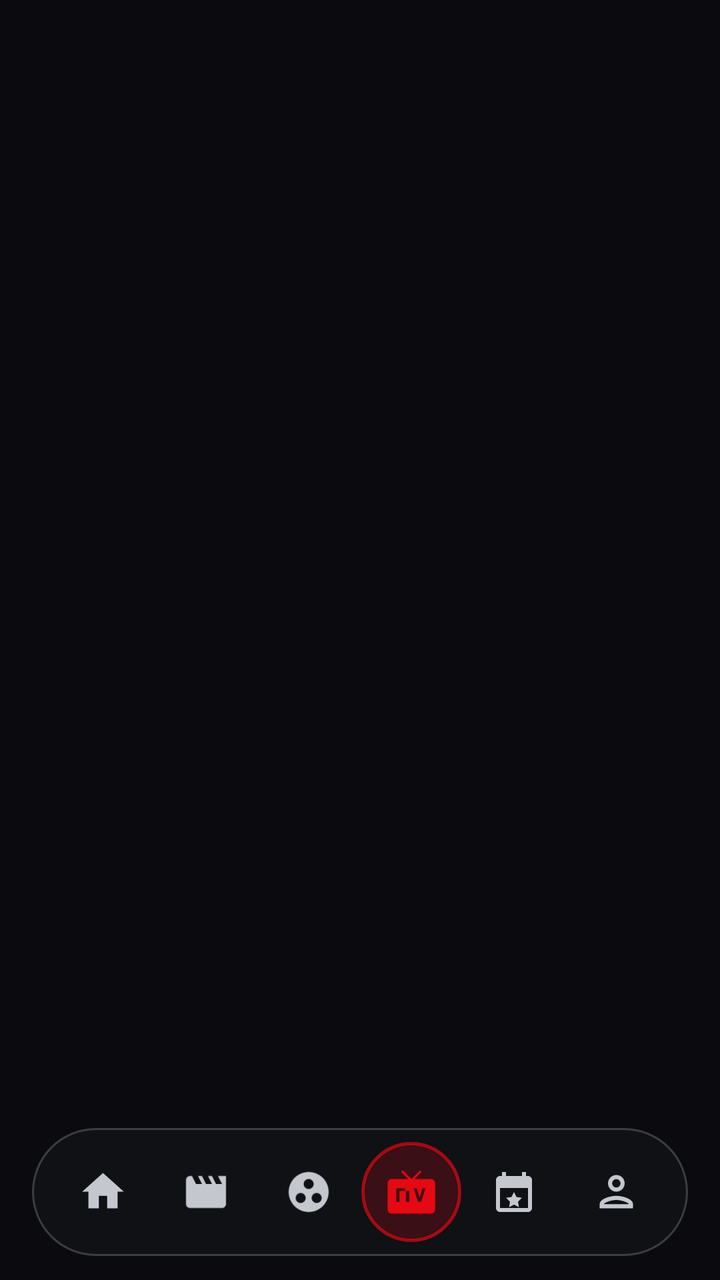
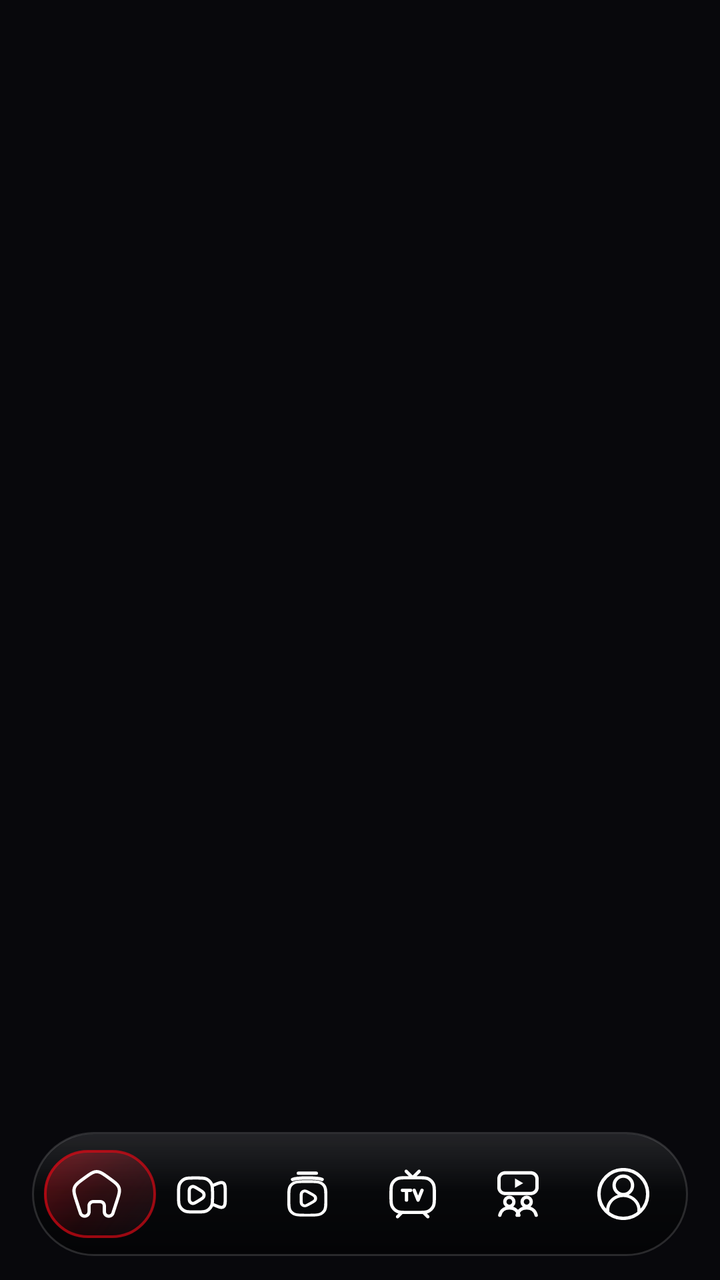

An Android layout rendered at two revisions. The XML below is the earlier revision; the diff shows what the commit changed to produce the second picture.
<!-- AndroidManifest.xml: application theme Theme.MaterialComponents.DayNight.NoActionBar -->
<!-- res/layout/activity_main.xml -->
<?xml version="1.0" encoding="utf-8"?>
<FrameLayout xmlns:android="http://schemas.android.com/apk/res/android"
    xmlns:app="http://schemas.android.com/apk/res/android"
    android:layout_width="match_parent"
    android:layout_height="match_parent"
    android:background="#0A0A0F"
    android:layoutDirection="ltr">

    
    <FrameLayout
        android:id="@+id/fragmentContainer"
        android:layout_width="match_parent"
        android:layout_height="match_parent" />

    
    <LinearLayout
        android:id="@+id/floatingBottomBar"
        android:layout_width="match_parent"
        android:layout_height="64dp"
        android:layout_gravity="bottom"
        android:layout_marginHorizontal="16dp"
        android:layout_marginBottom="12dp"
        android:background="@drawable/bg_floating_nav_pill"
        android:elevation="20dp"
        android:gravity="center_vertical"
        android:orientation="horizontal"
        android:paddingHorizontal="10dp"
        android:weightSum="6">

        <FrameLayout
            android:id="@+id/navTabHome"
            android:layout_width="0dp"
            android:layout_height="match_parent"
            android:layout_weight="1">
            <ImageView
                android:id="@+id/ivNavHome"
                android:layout_width="25dp"
                android:layout_height="25dp"
                android:layout_gravity="center"
                android:src="@drawable/ic_nav_home"
                android:tint="#C4C7CE" />
        </FrameLayout>

        <FrameLayout
            android:id="@+id/navTabMovies"
            android:layout_width="0dp"
            android:layout_height="match_parent"
            android:layout_weight="1">
            <ImageView
                android:id="@+id/ivNavMovies"
                android:layout_width="24dp"
                android:layout_height="24dp"
                android:layout_gravity="center"
                android:src="@drawable/ic_nav_movies"
                android:tint="#C4C7CE" />
        </FrameLayout>

        <FrameLayout
            android:id="@+id/navTabSeries"
            android:layout_width="0dp"
            android:layout_height="match_parent"
            android:layout_weight="1">
            <ImageView
                android:id="@+id/ivNavSeries"
                android:layout_width="24dp"
                android:layout_height="24dp"
                android:layout_gravity="center"
                android:src="@drawable/ic_nav_series"
                android:tint="#C4C7CE" />
        </FrameLayout>

        
        <FrameLayout
            android:id="@+id/navTabLive"
            android:layout_width="0dp"
            android:layout_height="match_parent"
            android:layout_weight="1">
            <FrameLayout
                android:id="@+id/liveTvCircleBg"
                android:layout_width="50dp"
                android:layout_height="50dp"
                android:layout_gravity="center"
                android:background="@drawable/bg_nav_tv_active_circle">
                <ImageView
                    android:id="@+id/ivNavLive"
                    android:layout_width="26dp"
                    android:layout_height="26dp"
                    android:layout_gravity="center"
                    android:src="@drawable/ic_nav_live_tv" />
            </FrameLayout>
        </FrameLayout>

        <FrameLayout
            android:id="@+id/navTabMatches"
            android:layout_width="0dp"
            android:layout_height="match_parent"
            android:layout_weight="1">
            <ImageView
                android:id="@+id/ivNavMatches"
                android:layout_width="24dp"
                android:layout_height="24dp"
                android:layout_gravity="center"
                android:src="@drawable/ic_nav_events"
                android:tint="#C4C7CE" />
        </FrameLayout>

        <FrameLayout
            android:id="@+id/navTabWatch"
            android:layout_width="0dp"
            android:layout_height="match_parent"
            android:layout_weight="1">
            <ImageView
                android:id="@+id/ivNavProfile"
                android:layout_width="25dp"
                android:layout_height="25dp"
                android:layout_gravity="center"
                android:src="@drawable/ic_nav_profile"
                android:tint="#C4C7CE" />
        </FrameLayout>

    </LinearLayout>

</FrameLayout>
<!-- resources referenced by this layout -->
<resources>
  <!-- drawable bg_floating_nav_pill (drawable) -->
  <?xml version="1.0" encoding="utf-8"?>
  <shape xmlns:android="http://schemas.android.com/apk/res/android"
      android:shape="rectangle">
      <solid android:color="#EE101216" />
      <corners android:radius="32dp" />
      <stroke
          android:width="1dp"
          android:color="#33FFFFFF" />
  </shape>
  <!-- drawable bg_nav_tv_active_circle (drawable) -->
  <?xml version="1.0" encoding="utf-8"?>
  <layer-list xmlns:android="http://schemas.android.com/apk/res/android">
      <item>
          <shape android:shape="oval">
              <solid android:color="#33E50914" />
              <stroke
                  android:width="1.5dp"
                  android:color="#AAE50914" />
          </shape>
      </item>
  </layer-list>
  <!-- drawable ic_nav_events (drawable) -->
  <vector xmlns:android="http://schemas.android.com/apk/res/android"
      android:width="24dp"
      android:height="24dp"
      android:viewportWidth="24"
      android:viewportHeight="24">
      <path
          android:fillColor="#FFFFFF"
          android:pathData="M19,4h-1V2h-2v2H8V2H6v2H5C3.89,4 3,4.9 3,6v14c0,1.1 0.89,2 2,2h14c1.1,0 2,-0.9 2,-2V6C21,4.9 20.1,4 19,4zM19,20H5V10h14V20zM12,12l1.25,2.5L16,14.9l-2,1.95 0.47,2.75L12,18.3l-2.47,1.3L10,16.85 8,14.9l2.75,-0.4L12,12z" />
  </vector>
  <!-- drawable ic_nav_home (drawable) -->
  <vector xmlns:android="http://schemas.android.com/apk/res/android"
      android:width="24dp"
      android:height="24dp"
      android:viewportWidth="24"
      android:viewportHeight="24">
      <path
          android:fillColor="#FFFFFF"
          android:pathData="M10,20v-6h4v6h5v-8h3L12,3 2,12h3v8z" />
  </vector>
  <!-- drawable ic_nav_live_tv (drawable) -->
  <vector xmlns:android="http://schemas.android.com/apk/res/android"
      android:width="28dp"
      android:height="28dp"
      android:viewportWidth="24"
      android:viewportHeight="24">
      <path
          android:fillColor="#E50914"
          android:pathData="M21,6h-7.59l3.29,-3.29L16,2l-4,4 -4,-4 -0.71,0.71L10.59,6H3C1.9,6 1,6.89 1,8v12c0,1.1 0.9,2 2,2h18c1.1,0 2,-0.9 2,-2V8C23,6.89 22.1,6 21,6zM9.5,16.5v-5h1.5v5H9.5zM8,11.5H5v-1.2h4.2v1.2H6.5v5H5v-5H8zM16.5,16.5h-1.4l-2,-6.2h1.4l1.3,4.4 1.3,-4.4h1.4L16.5,16.5z" />
  </vector>
  <!-- drawable ic_nav_movies (drawable) -->
  <vector xmlns:android="http://schemas.android.com/apk/res/android"
      android:width="24dp"
      android:height="24dp"
      android:viewportWidth="24"
      android:viewportHeight="24">
      <path
          android:fillColor="#FFFFFF"
          android:pathData="M18,4l2,4h-3l-2,-4h-2l2,4h-3l-2,-4H8l2,4H7L5,4H4c-1.1,0 -1.99,0.9 -1.99,2L2,18c0,1.1 0.9,2 2,2h16c1.1,0 2,-0.9 2,-2V4h-4z" />
  </vector>
  <!-- drawable ic_nav_profile (drawable) -->
  <vector xmlns:android="http://schemas.android.com/apk/res/android"
      android:width="24dp"
      android:height="24dp"
      android:viewportWidth="24"
      android:viewportHeight="24">
      <path
          android:fillColor="#FFFFFF"
          android:pathData="M12,6c1.1,0 2,0.9 2,2s-0.9,2 -2,2 -2,-0.9 -2,-2 0.9,-2 2,-2m0,10c2.7,0 5.8,1.29 6,2L6,18c0.23,-0.72 3.31,-2 6,-2m0,-12C9.79,4 8,5.79 8,8s1.79,4 4,4 4,-1.79 4,-4 -1.79,-4 -4,-4zM12,14c-2.67,0 -8,1.34 -8,4v2h16v-2c0,-2.66 -5.33,-4 -8,-4z" />
  </vector>
  <!-- drawable ic_nav_series (drawable) -->
  <vector xmlns:android="http://schemas.android.com/apk/res/android"
      android:width="24dp"
      android:height="24dp"
      android:viewportWidth="24"
      android:viewportHeight="24">
      <path
          android:fillColor="#FFFFFF"
          android:pathData="M12,2C6.48,2 2,6.48 2,12s4.48,10 10,10 10,-4.48 10,-10S17.52,2 12,2zM8,17.5c-1.38,0 -2.5,-1.12 -2.5,-2.5s1.12,-2.5 2.5,-2.5 2.5,1.12 2.5,2.5 -1.12,2.5 -2.5,2.5zM9.5,8c0,-1.38 1.12,-2.5 2.5,-2.5s2.5,1.12 2.5,2.5 -1.12,2.5 -2.5,2.5S9.5,9.38 9.5,8zM16,17.5c-1.38,0 -2.5,-1.12 -2.5,-2.5s1.12,-2.5 2.5,-2.5 2.5,1.12 2.5,2.5 -1.12,2.5 -2.5,2.5z" />
  </vector>
</resources>

<!-- the commit's change to res/layout/activity_main.xml (unified diff, before → after) -->
@@ -1,9 +1,8 @@
 <?xml version="1.0" encoding="utf-8"?>
 <FrameLayout xmlns:android="http://schemas.android.com/apk/res/android"
-    xmlns:app="http://schemas.android.com/apk/res/android"
     android:layout_width="match_parent"
     android:layout_height="match_parent"
-    android:background="#0A0A0F"
+    android:background="#08080C"
     android:layoutDirection="ltr">
 
     
@@ -13,74 +12,84 @@
         android:layout_height="match_parent" />
 
     
-    <LinearLayout
+    <FrameLayout
         android:id="@+id/floatingBottomBar"
         android:layout_width="match_parent"
-        android:layout_height="64dp"
+        android:layout_height="62dp"
         android:layout_gravity="bottom"
         android:layout_marginHorizontal="16dp"
         android:layout_marginBottom="12dp"
         android:background="@drawable/bg_floating_nav_pill"
-        android:elevation="20dp"
-        android:gravity="center_vertical"
-        android:orientation="horizontal"
-        android:paddingHorizontal="10dp"
-        android:weightSum="6">
-
-        <FrameLayout
-            android:id="@+id/navTabHome"
-            android:layout_width="0dp"
-            android:layout_height="match_parent"
-            android:layout_weight="1">
-            <ImageView
-                android:id="@+id/ivNavHome"
-                android:layout_width="25dp"
-                android:layout_height="25dp"
-                android:layout_gravity="center"
-                android:src="@drawable/ic_nav_home"
-                android:tint="#C4C7CE" />
-        </FrameLayout>
-
-        <FrameLayout
-            android:id="@+id/navTabMovies"
-            android:layout_width="0dp"
-            android:layout_height="match_parent"
-            android:layout_weight="1">
-            <ImageView
-                android:id="@+id/ivNavMovies"
-                android:layout_width="24dp"
-                android:layout_height="24dp"
-                android:layout_gravity="center"
-                android:src="@drawable/ic_nav_movies"
-                android:tint="#C4C7CE" />
-        </FrameLayout>
-
-        <FrameLayout
-            android:id="@+id/navTabSeries"
-            android:layout_width="0dp"
-            android:layout_height="match_parent"
-            android:layout_weight="1">
-            <ImageView
-                android:id="@+id/ivNavSeries"
-                android:layout_width="24dp"
-                android:layout_height="24dp"
-                android:layout_gravity="center"
-                android:src="@drawable/ic_nav_series"
-                android:tint="#C4C7CE" />
-        </FrameLayout>
+        android:elevation="22dp"
+        android:layoutDirection="ltr"
+        android:paddingHorizontal="6dp">
 
         
         <FrameLayout
-            android:id="@+id/navTabLive"
-            android:layout_width="0dp"
+            android:id="@+id/liveTvCircleBg"
+            android:layout_width="56dp"
+            android:layout_height="44dp"
+            android:layout_gravity="center_vertical|left"
+            android:background="@drawable/bg_nav_tv_active_circle" />
+
+        
+        <LinearLayout
+            android:id="@+id/navTabsRow"
+            android:layout_width="match_parent"
             android:layout_height="match_parent"
-            android:layout_weight="1">
+            android:gravity="center_vertical"
+            android:layoutDirection="ltr"
+            android:orientation="horizontal"
+            android:weightSum="6">
+
             <FrameLayout
-                android:id="@+id/liveTvCircleBg"
-                android:layout_width="50dp"
-                android:layout_height="50dp"
-                android:layout_gravity="center"
-                android:background="@drawable/bg_nav_tv_active_circle">
+                android:id="@+id/navTabHome"
+                android:layout_width="0dp"
+                android:layout_height="match_parent"
+                android:layout_weight="1">
+
+                <ImageView
+                    android:id="@+id/ivNavHome"
+                    android:layout_width="26dp"
+                    android:layout_height="26dp"
+                    android:layout_gravity="center"
+                    android:src="@drawable/ic_nav_home" />
+            </FrameLayout>
+
+            <FrameLayout
+                android:id="@+id/navTabMovies"
+                android:layout_width="0dp"
+                android:layout_height="match_parent"
+                android:layout_weight="1">
+
+                <ImageView
+                    android:id="@+id/ivNavMovies"
+                    android:layout_width="26dp"
+                    android:layout_height="26dp"
+                    android:layout_gravity="center"
+                    android:src="@drawable/ic_nav_movies" />
+            </FrameLayout>
+
+            <FrameLayout
+                android:id="@+id/navTabSeries"
+                android:layout_width="0dp"
+                android:layout_height="match_parent"
+                android:layout_weight="1">
+
+                <ImageView
+                    android:id="@+id/ivNavSeries"
+                    android:layout_width="26dp"
+                    android:layout_height="26dp"
+                    android:layout_gravity="center"
+                    android:src="@drawable/ic_nav_series" />
+            </FrameLayout>
+
+            <FrameLayout
+                android:id="@+id/navTabLive"
+                android:layout_width="0dp"
+                android:layout_height="match_parent"
+                android:layout_weight="1">
+
                 <ImageView
                     android:id="@+id/ivNavLive"
                     android:layout_width="26dp"
@@ -88,36 +97,35 @@
                     android:layout_gravity="center"
                     android:src="@drawable/ic_nav_live_tv" />
             </FrameLayout>
-        </FrameLayout>
 
-        <FrameLayout
-            android:id="@+id/navTabMatches"
-            android:layout_width="0dp"
-            android:layout_height="match_parent"
-            android:layout_weight="1">
-            <ImageView
-                android:id="@+id/ivNavMatches"
-                android:layout_width="24dp"
-                android:layout_height="24dp"
-                android:layout_gravity="center"
-                android:src="@drawable/ic_nav_events"
-                android:tint="#C4C7CE" />
-        </FrameLayout>
+            <FrameLayout
+                android:id="@+id/navTabMatches"
+                android:layout_width="0dp"
+                android:layout_height="match_parent"
+                android:layout_weight="1">
 
-        <FrameLayout
-            android:id="@+id/navTabWatch"
-            android:layout_width="0dp"
-            android:layout_height="match_parent"
-            android:layout_weight="1">
-            <ImageView
-                android:id="@+id/ivNavProfile"
-                android:layout_width="25dp"
-                android:layout_height="25dp"
-                android:layout_gravity="center"
-                android:src="@drawable/ic_nav_profile"
-                android:tint="#C4C7CE" />
-        </FrameLayout>
+                <ImageView
+                    android:id="@+id/ivNavMatches"
+                    android:layout_width="26dp"
+                    android:layout_height="26dp"
+                    android:layout_gravity="center"
+                    android:src="@drawable/ic_nav_events" />
+            </FrameLayout>
 
-    </LinearLayout>
+            <FrameLayout
+                android:id="@+id/navTabWatch"
+                android:layout_width="0dp"
+                android:layout_height="match_parent"
+                android:layout_weight="1">
 
+                <ImageView
+                    android:id="@+id/ivNavProfile"
+                    android:layout_width="26dp"
+                    android:layout_height="26dp"
+                    android:layout_gravity="center"
+                    android:src="@drawable/ic_nav_profile" />
+            </FrameLayout>
+
+        </LinearLayout>
+    </FrameLayout>
 </FrameLayout>
<!-- resource entries referenced after the edit -->
@@ -2,85 +2,147 @@
 <resources>
   <!-- drawable bg_floating_nav_pill (drawable) -->
   <?xml version="1.0" encoding="utf-8"?>
-  <shape xmlns:android="http://schemas.android.com/apk/res/android"
-      android:shape="rectangle">
-      <solid android:color="#EE101216" />
-      <corners android:radius="32dp" />
-      <stroke
-          android:width="1dp"
-          android:color="#33FFFFFF" />
-  </shape>
+  <layer-list xmlns:android="http://schemas.android.com/apk/res/android">
+      
+      <item>
+          <shape android:shape="rectangle">
+              <gradient
+                  android:angle="270"
+                  android:startColor="#F50B0C10"
+                  android:centerColor="#F8060709"
+                  android:endColor="#FA030305"
+                  android:type="linear" />
+              <corners android:radius="32dp" />
+              <stroke
+                  android:width="1dp"
+                  android:color="#24FFFFFF" />
+          </shape>
+      </item>
+  
+      
+      <item
+          android:bottom="32dp"
+          android:left="1dp"
+          android:right="1dp"
+          android:top="1dp">
+          <shape android:shape="rectangle">
+              <gradient
+                  android:angle="270"
+                  android:startColor="#18FFFFFF"
+                  android:endColor="#00FFFFFF"
+                  android:type="linear" />
+              <corners
+                  android:bottomLeftRadius="0dp"
+                  android:bottomRightRadius="0dp"
+                  android:topLeftRadius="31dp"
+                  android:topRightRadius="31dp" />
+          </shape>
+      </item>
+  </layer-list>
   <!-- drawable bg_nav_tv_active_circle (drawable) -->
   <?xml version="1.0" encoding="utf-8"?>
   <layer-list xmlns:android="http://schemas.android.com/apk/res/android">
+      
       <item>
-          <shape android:shape="oval">
-              <solid android:color="#33E50914" />
+          <shape android:shape="rectangle">
+              <gradient
+                  android:angle="315"
+                  android:startColor="#48E50914"
+                  android:centerColor="#268A050C"
+                  android:endColor="#D90B0C10"
+                  android:type="linear" />
+              <corners android:radius="22dp" />
+          </shape>
+      </item>
+  
+      
+      <item>
+          <shape android:shape="rectangle">
+              <gradient
+                  android:angle="270"
+                  android:startColor="#28FF4757"
+                  android:endColor="#05000000"
+                  android:type="linear" />
+              <corners android:radius="22dp" />
               <stroke
-                  android:width="1.5dp"
-                  android:color="#AAE50914" />
+                  android:width="1.2dp"
+                  android:color="#A6E50914" />
           </shape>
       </item>
   </layer-list>
   <!-- drawable ic_nav_events (drawable) -->
+  <?xml version="1.0" encoding="utf-8"?>
   <vector xmlns:android="http://schemas.android.com/apk/res/android"
-      android:width="24dp"
-      android:height="24dp"
-      android:viewportWidth="24"
-      android:viewportHeight="24">
+      android:width="26dp"
+      android:height="26dp"
+      android:viewportWidth="24.0"
+      android:viewportHeight="24.0">
+      
+      <path
+          android:fillColor="#00000000"
+          android:pathData="M3.2,5.2C3.2,3.4 4.5,2.2 6.4,2.2H17.6C19.5,2.2 20.8,3.4 20.8,5.2V8.8C20.8,10.6 19.5,11.8 17.6,11.8H6.4C4.5,11.8 3.2,10.6 3.2,8.8V5.2Z"
+          android:strokeWidth="1.55"
+          android:strokeColor="#FFFFFF"
+          android:strokeLineJoin="round" />
+      
       <path
           android:fillColor="#FFFFFF"
-          android:pathData="M19,4h-1V2h-2v2H8V2H6v2H5C3.89,4 3,4.9 3,6v14c0,1.1 0.89,2 2,2h14c1.1,0 2,-0.9 2,-2V6C21,4.9 20.1,4 19,4zM19,20H5V10h14V20zM12,12l1.25,2.5L16,14.9l-2,1.95 0.47,2.75L12,18.3l-2.47,1.3L10,16.85 8,14.9l2.75,-0.4L12,12z" />
+          android:pathData="M10.6,4.8V9.2L14.4,7.0L10.6,4.8Z" />
+  
+      
+      <path
+          android:fillColor="#00000000"
+          android:pathData="M8.0,15.6m-2.1,0a2.1,2.1 0,1 1,4.2 0a2.1,2.1 0,1 1,-4.2 0"
+          android:strokeWidth="1.55"
+          android:strokeColor="#FFFFFF" />
+      <path
+          android:fillColor="#00000000"
+          android:pathData="M3.6,21.8C4.1,19.6 5.8,18.4 8.0,18.4C10.2,18.4 11.9,19.6 12.4,21.8"
+          android:strokeWidth="1.55"
+          android:strokeColor="#FFFFFF"
+          android:strokeLineCap="round" />
+  
+      
+      <path
+          android:fillColor="#00000000"
+          android:pathData="M16.0,15.6m-2.1,0a2.1,2.1 0,1 1,4.2 0a2.1,2.1 0,1 1,-4.2 0"
+          android:strokeWidth="1.55"
+          android:strokeColor="#FFFFFF" />
+      <path
+          android:fillColor="#00000000"
+          android:pathData="M11.6,21.8C12.1,19.6 13.8,18.4 16.0,18.4C18.2,18.4 19.9,19.6 20.4,21.8"
+          android:strokeWidth="1.55"
+          android:strokeColor="#FFFFFF"
+          android:strokeLineCap="round" />
   </vector>
-  <!-- drawable ic_nav_home (drawable) -->
+  <!-- drawable ic_nav_home: vector/xml drawable (drawable, 2331 chars, omitted) -->
+  <!-- drawable ic_nav_live_tv: vector/xml drawable (drawable, 2905 chars, omitted) -->
+  <!-- drawable ic_nav_movies: vector/xml drawable (drawable, 3971 chars, omitted) -->
+  <!-- drawable ic_nav_profile (drawable) -->
+  <?xml version="1.0" encoding="utf-8"?>
   <vector xmlns:android="http://schemas.android.com/apk/res/android"
-      android:width="24dp"
-      android:height="24dp"
-      android:viewportWidth="24"
-      android:viewportHeight="24">
-      <path
-          android:fillColor="#FFFFFF"
-          android:pathData="M10,20v-6h4v6h5v-8h3L12,3 2,12h3v8z" />
+      android:width="26dp"
+      android:height="26dp"
+      android:viewportWidth="24.0"
+      android:viewportHeight="24.0">
+      <group
+          android:translateX="-8.0"
+          android:translateY="-8.4">
+          <path
+              android:fillColor="#00000000"
+              android:pathData="M20,20.401m-11.25,0a11.25,11.25 0,1 1,22.5 0a11.25,11.25 0,1 1,-22.5 0"
+              android:strokeWidth="1.55"
+              android:strokeColor="#FFFFFF" />
+          <path
+              android:fillColor="#00000000"
+              android:pathData="M20,16.401m-4.25,0a4.25,4.25 0,1 1,8.5 0a4.25,4.25 0,1 1,-8.5 0"
+              android:strokeWidth="1.55"
+              android:strokeColor="#FFFFFF" />
+          <path
+              android:fillColor="#FFFFFF"
+              android:pathData="M27.942,28.803C28.08,27.738 27.972,26.658 27.626,25.635C27.281,24.613 26.705,23.672 25.938,22.875C25.171,22.079 24.232,21.446 23.182,21.02C22.132,20.593 20.997,20.383 19.853,20.402C18.709,20.422 17.583,20.672 16.55,21.134C15.518,21.597 14.604,22.261 13.869,23.083C13.134,23.906 12.595,24.866 12.29,25.9C11.985,26.933 11.92,28.017 12.099,29.076L13.58,28.856C13.434,27.995 13.487,27.115 13.735,26.275C13.983,25.435 14.421,24.655 15.018,23.987C15.615,23.319 16.358,22.778 17.197,22.403C18.036,22.027 18.951,21.824 19.88,21.808C20.81,21.792 21.732,21.963 22.585,22.31C23.438,22.656 24.202,23.17 24.825,23.817C25.448,24.464 25.916,25.229 26.197,26.06C26.478,26.891 26.565,27.768 26.453,28.634L27.942,28.803Z" />
+      </group>
   </vector>
-  <!-- drawable ic_nav_live_tv (drawable) -->
-  <vector xmlns:android="http://schemas.android.com/apk/res/android"
-      android:width="28dp"
-      android:height="28dp"
-      android:viewportWidth="24"
-      android:viewportHeight="24">
-      <path
-          android:fillColor="#E50914"
-          android:pathData="M21,6h-7.59l3.29,-3.29L16,2l-4,4 -4,-4 -0.71,0.71L10.59,6H3C1.9,6 1,6.89 1,8v12c0,1.1 0.9,2 2,2h18c1.1,0 2,-0.9 2,-2V8C23,6.89 22.1,6 21,6zM9.5,16.5v-5h1.5v5H9.5zM8,11.5H5v-1.2h4.2v1.2H6.5v5H5v-5H8zM16.5,16.5h-1.4l-2,-6.2h1.4l1.3,4.4 1.3,-4.4h1.4L16.5,16.5z" />
-  </vector>
-  <!-- drawable ic_nav_movies (drawable) -->
-  <vector xmlns:android="http://schemas.android.com/apk/res/android"
-      android:width="24dp"
-      android:height="24dp"
-      android:viewportWidth="24"
-      android:viewportHeight="24">
-      <path
-          android:fillColor="#FFFFFF"
-          android:pathData="M18,4l2,4h-3l-2,-4h-2l2,4h-3l-2,-4H8l2,4H7L5,4H4c-1.1,0 -1.99,0.9 -1.99,2L2,18c0,1.1 0.9,2 2,2h16c1.1,0 2,-0.9 2,-2V4h-4z" />
-  </vector>
-  <!-- drawable ic_nav_profile (drawable) -->
-  <vector xmlns:android="http://schemas.android.com/apk/res/android"
-      android:width="24dp"
-      android:height="24dp"
-      android:viewportWidth="24"
-      android:viewportHeight="24">
-      <path
-          android:fillColor="#FFFFFF"
-          android:pathData="M12,6c1.1,0 2,0.9 2,2s-0.9,2 -2,2 -2,-0.9 -2,-2 0.9,-2 2,-2m0,10c2.7,0 5.8,1.29 6,2L6,18c0.23,-0.72 3.31,-2 6,-2m0,-12C9.79,4 8,5.79 8,8s1.79,4 4,4 4,-1.79 4,-4 -1.79,-4 -4,-4zM12,14c-2.67,0 -8,1.34 -8,4v2h16v-2c0,-2.66 -5.33,-4 -8,-4z" />
-  </vector>
-  <!-- drawable ic_nav_series (drawable) -->
-  <vector xmlns:android="http://schemas.android.com/apk/res/android"
-      android:width="24dp"
-      android:height="24dp"
-      android:viewportWidth="24"
-      android:viewportHeight="24">
-      <path
-          android:fillColor="#FFFFFF"
-          android:pathData="M12,2C6.48,2 2,6.48 2,12s4.48,10 10,10 10,-4.48 10,-10S17.52,2 12,2zM8,17.5c-1.38,0 -2.5,-1.12 -2.5,-2.5s1.12,-2.5 2.5,-2.5 2.5,1.12 2.5,2.5 -1.12,2.5 -2.5,2.5zM9.5,8c0,-1.38 1.12,-2.5 2.5,-2.5s2.5,1.12 2.5,2.5 -1.12,2.5 -2.5,2.5S9.5,9.38 9.5,8zM16,17.5c-1.38,0 -2.5,-1.12 -2.5,-2.5s1.12,-2.5 2.5,-2.5 2.5,1.12 2.5,2.5 -1.12,2.5 -2.5,2.5z" />
-  </vector>
+  <!-- drawable ic_nav_series: vector/xml drawable (drawable, 3954 chars, omitted) -->
 </resources>
 
